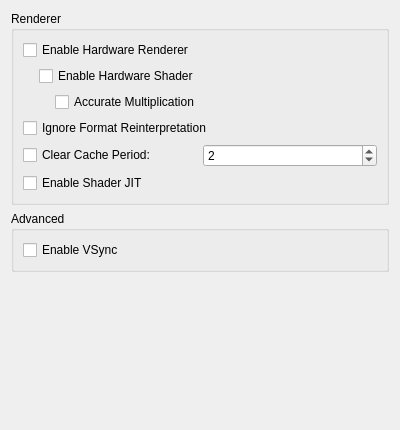
First picture: the form in src/citra_qt/configuration/configure_graphics.ui, repository ghostallen/citra, before the edit.
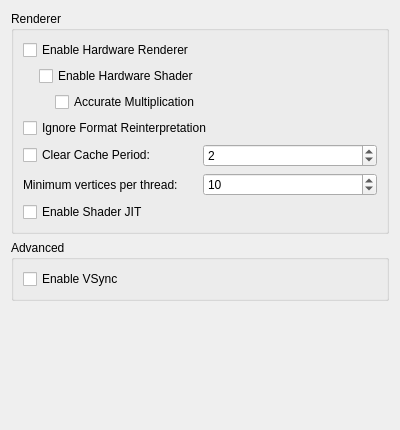
Second picture: the form after the edit.

Commit message: vvanelslande's minimum vertice setting

```diff
--- a/src/citra_qt/configuration/configure_graphics.ui
+++ b/src/citra_qt/configuration/configure_graphics.ui
@@ -123,6 +123,30 @@
         </item>
        </layout>
       </item>
+      <item>
+       <layout class="QHBoxLayout" name="horizontalLayout_8">
+        <item>
+        <widget class="QLabel" name="label_4">
+         <property name="text">
+          <string>Minimum vertices per thread:</string>
+         </property>
+        </widget>
+      </item>
+       <item>
+        <widget class="QSpinBox" name="min_vertices_per_thread">
+         <property name="minimum">
+          <number>1</number>
+         </property>
+         <property name="maximum">
+          <number>100000</number>
+         </property>
+         <property name="value">
+          <number>10</number>
+         </property>
+        </widget>
+       </item>
+       </layout>
+       </item>
       <item>
        <widget class="QCheckBox" name="toggle_shader_jit">
         <property name="toolTip">
```
The commit also changes 4 other files.
